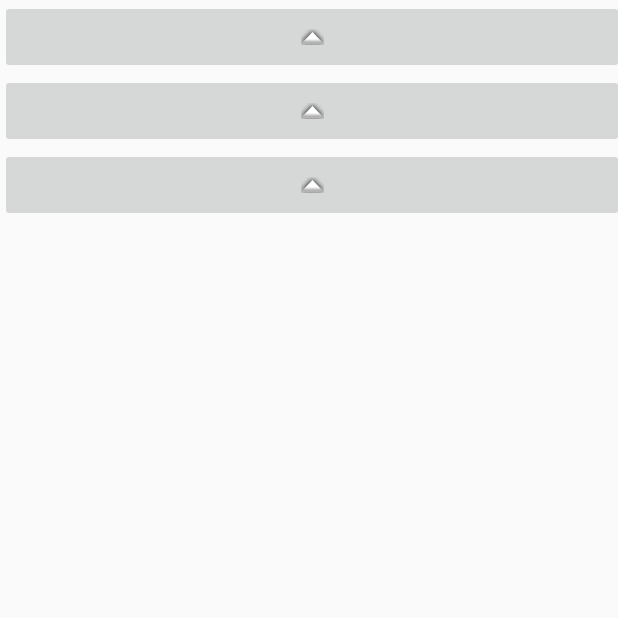
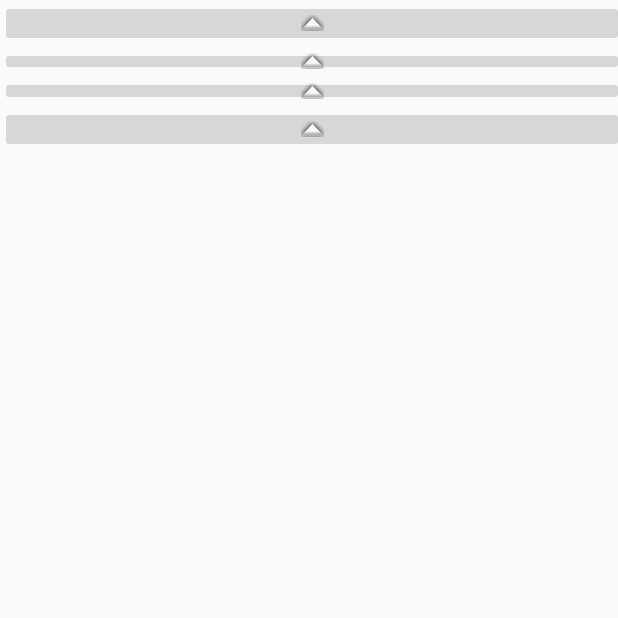
Before and after one commit to toniuyt123/Quire3D, an Android app: the fragment CreatePrimitiveFragment shown on its own in the app's theme, after a tap on "Create quad", on a phone screen of 412 x 824 dp, the top half of it. Run offline under Robolectric (Android 15) with nearby library versions, the phone set to English and light mode, and no system bars; libraries missing offline, so code that uses them is left out: com.viro.core; 3 statements that could not run were skipped.

Commit message:
almost working import and delete button

```diff
--- a/app/src/main/java/com/Quire3D/fragments/CreatePrimitiveFragment.java
+++ b/app/src/main/java/com/Quire3D/fragments/CreatePrimitiveFragment.java
@@ -4,6 +4,7 @@ import android.graphics.Color;
 import android.os.Bundle;
 import android.support.annotation.Nullable;
 import android.app.Fragment;
+import android.util.Log;
 import android.view.LayoutInflater;
 import android.view.View;
 import android.view.ViewGroup;
@@ -34,6 +35,8 @@ public class CreatePrimitiveFragment extends Fragment implements View.OnClickLis
         createSphere.setOnClickListener(this);
         ImageButton createQuad = view.findViewById(R.id.createQuad);
         createQuad.setOnClickListener(this);
+        ImageButton deletebutton = view.findViewById(R.id.delete);
+        deletebutton.setOnClickListener(this);
 
         return view;
     }
@@ -59,6 +62,12 @@ public class CreatePrimitiveFragment extends Fragment implements View.OnClickLis
             case R.id.createQuad:
                 obj = createQuad();
                 name = "quad";
+                break;
+            case R.id.delete:
+                Node selected = ViroActivity.getSelectedNode();
+                if(selected != null) {
+                    selected.disposeAll(true);
+                }
                 break;
         }
         addToScene(obj, name, true);
@@ -100,7 +109,7 @@ public class CreatePrimitiveFragment extends Fragment implements View.OnClickLis
             ActionsController.getInstance().addAction(new CreateAction(n, name));
         }
 
-        HierarchyFragment.updateHierarchy();
+        HierarchyFragment.addToHierarchy(n, 0);
     }
 
     private static Material makeDefaultMat() {
--- a/app/src/main/res/layout/activity_main.xml
+++ b/app/src/main/res/layout/activity_main.xml
@@ -24,7 +24,7 @@
         android:layout_height="105dp"
         android:layout_alignParentTop="true"
         android:layout_alignParentEnd="true"
-        android:layout_marginTop="125dp"
+        android:layout_marginTop="123dp"
         android:layout_marginEnd="0dp" />
 
     <fragment
--- a/app/src/main/res/layout/fragment_create_primitive.xml
+++ b/app/src/main/res/layout/fragment_create_primitive.xml
@@ -10,22 +10,29 @@
     <ImageButton
         android:id="@+id/createCube"
         android:layout_width="416dp"
-        android:layout_height="49dp"
+        android:layout_height="wrap_content"
         android:contentDescription="@string/createCube"
         android:src="@android:drawable/arrow_up_float" />
 
     <ImageButton
         android:id="@+id/createSphere"
         android:layout_width="416dp"
-        android:layout_height="49dp"
+        android:layout_height="19dp"
         android:contentDescription="@string/createSphere"
         android:src="@android:drawable/arrow_up_float" />
 
     <ImageButton
         android:id="@+id/createQuad"
         android:layout_width="416dp"
-        android:layout_height="49dp"
+        android:layout_height="20dp"
         android:contentDescription="@string/createQuad"
         android:src="@android:drawable/arrow_up_float" />
 
+    <ImageButton
+        android:id="@+id/delete"
+        android:layout_width="416dp"
+        android:layout_height="wrap_content"
+        android:contentDescription="@string/delnode"
+        android:src="@android:drawable/arrow_up_float" />
+
 </LinearLayout>
--- a/app/src/main/res/values/strings.xml
+++ b/app/src/main/res/values/strings.xml
@@ -13,4 +13,6 @@
     <string name="floatZero">.00000</string>
     <string name="Undo">Undo</string>
     <string name="Redo">Redo</string>
+    <string name="Export">Export</string>
+    <string name="delnode">Delete</string>
 </resources>
```
Also changed, not shown: app/src/main/java/com/Quire3D/activities/ViroActivity.java (+16 -51 lines), app/src/main/java/com/Quire3D/classes/OBJObject.java (+49 -18 lines), app/src/main/java/com/Quire3D/fragments/HierarchyFragment.java (+33 -14 lines), app/src/main/java/com/Quire3D/fragments/TopMenuFragment.java (+62 -0 lines), app/src/main/res/layout/fragment_top_menu.xml (+7 -0 lines).
